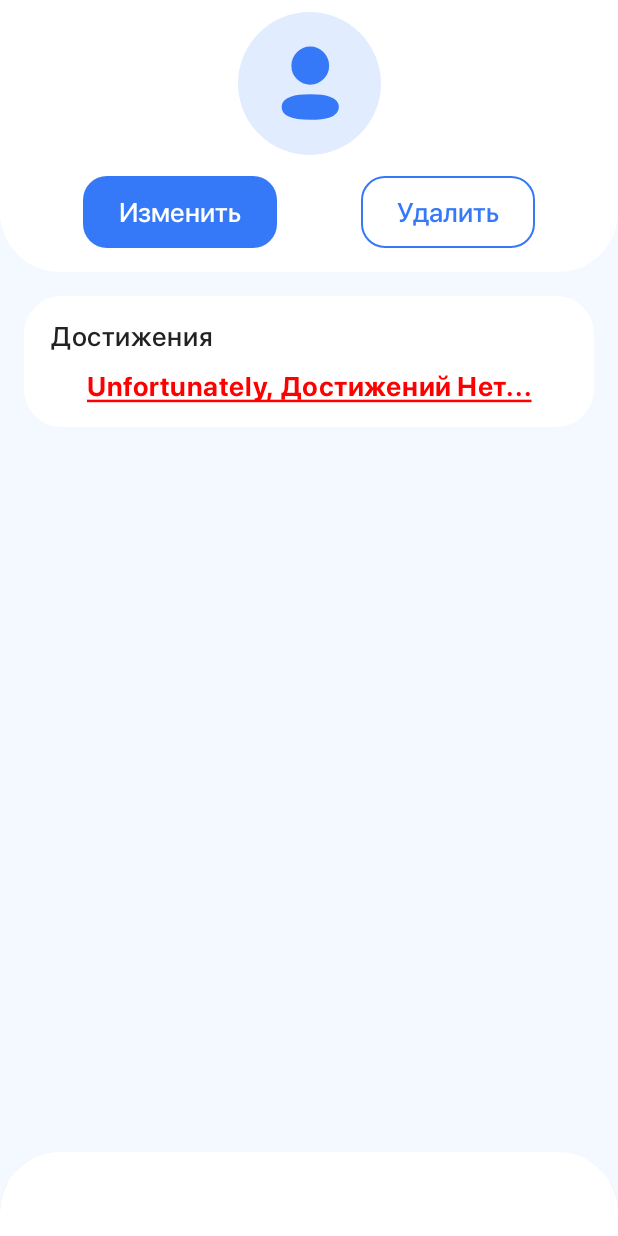
After one commit to RambleTOT/MyOlimp, an Android app built with Jetpack Compose: the composable ProfileDataScreen shown on its own in the app's theme, on a phone screen of 412 x 824 dp. The commit adds this screen. Run offline under Robolectric (Android 15) with nearby library versions, the phone set to English and light mode, and no system bars; our stand-ins replace accompanist; libraries missing offline, so code that uses them is left out: com.ramcosta.composedestinations; 1 statement that could not run was skipped.

Commit message:
add buttons in edit profile

```diff
--- /dev/null
+++ b/app/src/main/java/ramble/sokol/myolimp/feature_profile/presentation/components/ProfileFilledBtn.kt
@@ -0,0 +1,50 @@
+package ramble.sokol.myolimp.feature_profile.presentation.components
+
+import androidx.compose.foundation.background
+import androidx.compose.foundation.layout.height
+import androidx.compose.foundation.layout.wrapContentSize
+import androidx.compose.foundation.shape.RoundedCornerShape
+import androidx.compose.material3.Button
+import androidx.compose.material3.ButtonDefaults
+import androidx.compose.material3.Text
+import androidx.compose.runtime.Composable
+import androidx.compose.ui.Modifier
+import androidx.compose.ui.text.TextStyle
+import androidx.compose.ui.text.font.Font
+import androidx.compose.ui.text.font.FontFamily
+import androidx.compose.ui.text.font.FontWeight
+import androidx.compose.ui.unit.dp
+import androidx.compose.ui.unit.sp
+import ramble.sokol.myolimp.R
+import ramble.sokol.myolimp.ui.theme.BlueStart
+import ramble.sokol.myolimp.ui.theme.White
+
+@Composable
+fun ProfileFilledBtn (
+    text: String,
+    onClick: () -> Unit
+) {
+    Button(
+        modifier = Modifier
+            .wrapContentSize()
+            .height(40.dp)
+            .background(
+                color = BlueStart,
+                shape = RoundedCornerShape(size = 16.dp)
+            ),
+        colors = ButtonDefaults.buttonColors(
+            containerColor = BlueStart
+        ),
+        onClick = onClick
+    ) {
+        Text (
+            text = text,
+            style = TextStyle(
+                fontSize = 18.sp,
+                fontFamily = FontFamily(Font(R.font.medium)),
+                fontWeight = FontWeight(500),
+                color = White,
+            )
+        )
+    }
+}
--- /dev/null
+++ b/app/src/main/java/ramble/sokol/myolimp/feature_profile/presentation/components/ProfileOutlinedBtn.kt
@@ -0,0 +1,56 @@
+package ramble.sokol.myolimp.feature_profile.presentation.components
+
+import androidx.compose.foundation.background
+import androidx.compose.foundation.border
+import androidx.compose.foundation.layout.height
+import androidx.compose.foundation.layout.wrapContentSize
+import androidx.compose.foundation.shape.RoundedCornerShape
+import androidx.compose.material3.Button
+import androidx.compose.material3.ButtonDefaults
+import androidx.compose.material3.Text
+import androidx.compose.runtime.Composable
+import androidx.compose.ui.Modifier
+import androidx.compose.ui.text.TextStyle
+import androidx.compose.ui.text.font.Font
+import androidx.compose.ui.text.font.FontFamily
+import androidx.compose.ui.text.font.FontWeight
+import androidx.compose.ui.unit.dp
+import androidx.compose.ui.unit.sp
+import ramble.sokol.myolimp.R
+import ramble.sokol.myolimp.ui.theme.BlueStart
+import ramble.sokol.myolimp.ui.theme.White
+
+@Composable
+fun ProfileOutlinedBtn (
+    text: String,
+    onClick: () -> Unit
+) {
+    Button(
+        modifier = Modifier
+            .wrapContentSize()
+            .height(40.dp)
+            .background(
+                color = White,
+                shape = RoundedCornerShape(size = 16.dp)
+            )
+            .border(
+                width = 1.dp,
+                color = BlueStart,
+                shape = RoundedCornerShape(size = 16.dp)
+            ),
+        colors = ButtonDefaults.buttonColors(
+            containerColor = White
+        ),
+        onClick = onClick
+    ) {
+        Text (
+            text = text,
+            style = TextStyle(
+                fontSize = 18.sp,
+                fontFamily = FontFamily(Font(R.font.medium)),
+                fontWeight = FontWeight(500),
+                color = BlueStart,
+            )
+        )
+    }
+}
--- /dev/null
+++ b/app/src/main/java/ramble/sokol/myolimp/feature_profile/presentation/screens/ProfileDataScreen.kt
@@ -0,0 +1,147 @@
+package ramble.sokol.myolimp.feature_profile.presentation.screens
+
+import android.widget.Toast
+import androidx.compose.foundation.Image
+import androidx.compose.foundation.background
+import androidx.compose.foundation.layout.Arrangement
+import androidx.compose.foundation.layout.Column
+import androidx.compose.foundation.layout.Row
+import androidx.compose.foundation.layout.Spacer
+import androidx.compose.foundation.layout.fillMaxSize
+import androidx.compose.foundation.layout.fillMaxWidth
+import androidx.compose.foundation.layout.height
+import androidx.compose.foundation.layout.padding
+import androidx.compose.foundation.layout.wrapContentHeight
+import androidx.compose.foundation.rememberScrollState
+import androidx.compose.foundation.shape.RoundedCornerShape
+import androidx.compose.foundation.verticalScroll
+import androidx.compose.material3.Text
+import androidx.compose.runtime.Composable
+import androidx.compose.ui.Alignment.Companion.CenterHorizontally
+import androidx.compose.ui.Modifier
+import androidx.compose.ui.graphics.Color
+import androidx.compose.ui.platform.LocalContext
+import androidx.compose.ui.res.painterResource
+import androidx.compose.ui.res.stringResource
+import androidx.compose.ui.text.TextStyle
+import androidx.compose.ui.text.font.Font
+import androidx.compose.ui.text.font.FontFamily
+import androidx.compose.ui.text.font.FontWeight
+import androidx.compose.ui.text.style.TextAlign
+import androidx.compose.ui.text.style.TextDecoration
+import androidx.compose.ui.unit.dp
+import androidx.compose.ui.unit.sp
+import androidx.navigation.NavController
+import com.ramcosta.composedestinations.annotation.Destination
+import ramble.sokol.myolimp.R
+import ramble.sokol.myolimp.feature_profile.presentation.components.ProfileFilledBtn
+import ramble.sokol.myolimp.feature_profile.presentation.components.ProfileOutlinedBtn
+import ramble.sokol.myolimp.ui.theme.BlackProfile
+import ramble.sokol.myolimp.ui.theme.BottomBarTheme
+import ramble.sokol.myolimp.ui.theme.White
+
+@Destination
+@Composable
+fun ProfileDataScreen(
+    navController: NavController
+) {
+    BottomBarTheme(
+        navController = navController
+    ) {
+
+        val context = LocalContext.current
+
+        Column(
+            modifier = Modifier
+                .fillMaxSize()
+                .verticalScroll(rememberScrollState())
+                .padding(bottom = 52.dp),
+            horizontalAlignment = CenterHorizontally,
+        ) {
+            /*
+                Top Bar
+            */
+            Column(
+                modifier = Modifier
+                    .fillMaxWidth()
+                    .wrapContentHeight()
+                    .background(
+                        color = White, shape = RoundedCornerShape(
+                            topStart = 0.dp, topEnd = 0.dp, bottomEnd = 40.dp, bottomStart = 40.dp
+                        )
+                    ),
+                horizontalAlignment = CenterHorizontally,
+                verticalArrangement = Arrangement.Center
+            ) {
+
+                Image(
+                    modifier = Modifier.padding(top = 8.dp),
+                    painter = painterResource(id = R.drawable.ic_default_img),
+                    contentDescription = "user image"
+                )
+
+                Spacer(modifier = Modifier.height(18.dp))
+
+                Row(
+                    modifier = Modifier.fillMaxWidth(),
+                    horizontalArrangement = Arrangement.SpaceEvenly
+                ) {
+                    ProfileFilledBtn(text = stringResource(R.string.edit)) {
+                        Toast.makeText(context, "It's developing", Toast.LENGTH_SHORT).show()
+                    }
+
+                    ProfileOutlinedBtn(text = stringResource(R.string.delete)) {
+                        Toast.makeText(context, "It's developing", Toast.LENGTH_SHORT).show()
+                    }
+                }
+
+                Spacer(modifier = Modifier.height(20.dp))
+            }
+
+            /*
+                Achievements
+            */
+            Column(
+                modifier = Modifier
+                    .fillMaxWidth()
+                    .padding(all = 16.dp)
+                    .background(
+                        color = White,
+                        shape = RoundedCornerShape(size = 25.dp)
+                    )
+                    .padding(
+                        horizontal = 18.dp,
+                        vertical = 16.dp
+                    )
+            ) {
+                Text(
+                    text = stringResource(R.string.achivement),
+                    style = TextStyle(
+                        fontSize = 18.sp,
+                        fontFamily = FontFamily(Font(R.font.medium)),
+                        fontWeight = FontWeight(500),
+                        color = BlackProfile,
+                        letterSpacing = 0.4.sp,
+                    )
+                )
+
+                Spacer(modifier = Modifier.height(11.dp))
+
+                Text(
+                    modifier = Modifier
+                        .fillMaxWidth(),
+                    text = stringResource(R.string.with_out_achivement),
+                    style = TextStyle(
+                        fontSize = 18.sp,
+                        fontFamily = FontFamily(Font(R.font.bold)),
+                        fontWeight = FontWeight(700),
+                        color = Color.Red,
+                        letterSpacing = 0.4.sp,
+                        textAlign = TextAlign.Center,
+                        textDecoration = TextDecoration.Underline
+                    )
+                )
+            }
+        }
+    }
+}
--- a/app/src/main/java/ramble/sokol/myolimp/feature_profile/presentation/screens/ProfileScreen.kt
+++ b/app/src/main/java/ramble/sokol/myolimp/feature_profile/presentation/screens/ProfileScreen.kt
@@ -32,8 +32,10 @@ import androidx.compose.ui.unit.dp
 import androidx.compose.ui.unit.sp
 import androidx.navigation.NavController
 import com.ramcosta.composedestinations.annotation.Destination
+import com.ramcosta.composedestinations.navigation.navigate
 import org.koin.androidx.compose.getViewModel
 import ramble.sokol.myolimp.R
+import ramble.sokol.myolimp.destinations.ProfileDataScreenDestination
 import ramble.sokol.myolimp.feature_profile.domain.view_models.ProfileViewModel
 import ramble.sokol.myolimp.feature_profile.presentation.components.Reference
 import ramble.sokol.myolimp.ui.theme.BlackProfile
@@ -128,7 +130,7 @@ fun ProfileScreen(
                     title = stringResource(R.string.profile_data),
                     content = stringResource(R.string.profile_data_content)
                 ) {
-                    Toast.makeText(context, "It's developing", Toast.LENGTH_SHORT).show()
+                    navController.navigate(ProfileDataScreenDestination)
                 }
 
                 Spacer(
--- a/app/src/main/res/values/strings.xml
+++ b/app/src/main/res/values/strings.xml
@@ -33,4 +33,9 @@
     <string name="profile_result_content">Статусы, дипломы и баллыь</string>
     <string name="profile_logout">Выйти из аккаунта</string>
     <string name="profile_logout_content">Уверены?</string>
+    <string name="edit">Изменить</string>
+    <string name="delete">Удалить</string>
+    <string name="achivement">Достижения</string>
+    <string name="with_out_achivement">Unfortunately, Достижений Нет...</string>
+
 </resources>
```
